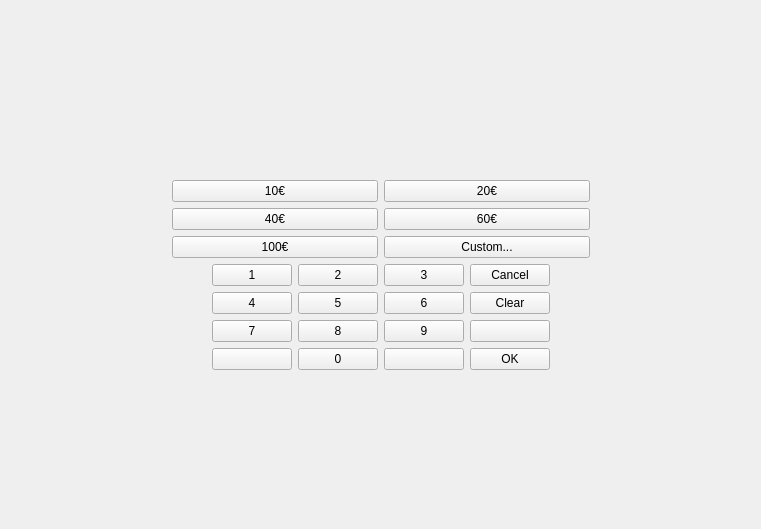
Above: frontend/forms/withdraw.ui from tvt23-pankkiprojekti/SPO_Group11 before the change. Below: the same form after it.
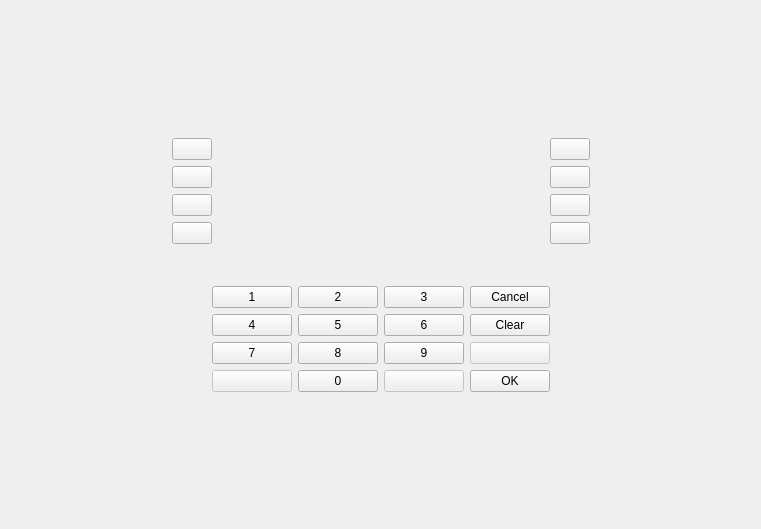
That is the form after the change.

Commit message: add stylesheet to withdraw and status

What changed in the file:
```diff
--- a/frontend/forms/withdraw.ui
+++ b/frontend/forms/withdraw.ui
@@ -15,84 +15,173 @@
   </property>
   <layout class="QGridLayout" name="gridLayout">
    <item row="1" column="1">
-    <layout class="QHBoxLayout" name="info">
+    <layout class="QVBoxLayout" name="ui">
      <item>
-      <widget class="QLabel" name="label_name">
+      <widget class="QWidget" name="upper_container" native="true">
+       <layout class="QHBoxLayout" name="upper_container">
+        <item>
+         <widget class="QWidget" name="left_buttons" native="true">
+          <layout class="QVBoxLayout" name="left_buttons">
+           <item>
+            <widget class="QPushButton" name="button_0">
        <property name="text">
         <string/>
        </property>
       </widget>
      </item>
      <item>
-      <widget class="QLabel" name="label_amount">
+            <widget class="QPushButton" name="button_2">
        <property name="text">
         <string/>
        </property>
-       <property name="alignment">
-        <set>Qt::AlignCenter</set>
-       </property>
       </widget>
      </item>
      <item>
-      <widget class="QLabel" name="label_balance">
+            <widget class="QPushButton" name="button_4">
        <property name="text">
         <string/>
        </property>
-       <property name="alignment">
-        <set>Qt::AlignRight|Qt::AlignTrailing|Qt::AlignVCenter</set>
+            </widget>
+           </item>
+           <item>
+            <widget class="QPushButton" name="button_6">
+             <property name="text">
+              <string/>
        </property>
       </widget>
      </item>
     </layout>
-   </item>
-   <item row="2" column="1">
-    <layout class="QGridLayout" name="buttons">
-     <item row="2" column="0">
-      <widget class="QPushButton" name="amount_100">
-       <property name="text">
-        <string>100€</string>
-       </property>
-      </widget>
-     </item>
-     <item row="1" column="1">
-      <widget class="QPushButton" name="amount_60">
-       <property name="text">
-        <string>60€</string>
-       </property>
-      </widget>
-     </item>
-     <item row="0" column="1">
-      <widget class="QPushButton" name="amount_20">
-       <property name="text">
-        <string>20€</string>
-       </property>
-      </widget>
-     </item>
+         </widget>
+        </item>
+        <item>
+         <widget class="QWidget" name="label_container" native="true">
+          <layout class="QGridLayout" name="labels">
      <item row="0" column="0">
-      <widget class="QPushButton" name="amount_10">
+            <widget class="QLabel" name="label_0">
        <property name="text">
-        <string>10€</string>
+              <string/>
+             </property>
+            </widget>
+           </item>
+           <item row="3" column="2">
+            <widget class="QLabel" name="label_7">
+             <property name="text">
+              <string/>
+             </property>
+             <property name="alignment">
+              <set>Qt::AlignRight|Qt::AlignTrailing|Qt::AlignVCenter</set>
+             </property>
+            </widget>
+           </item>
+           <item row="3" column="0">
+            <widget class="QLabel" name="label_6">
+             <property name="text">
+              <string/>
        </property>
       </widget>
      </item>
      <item row="1" column="0">
-      <widget class="QPushButton" name="amount_40">
+            <widget class="QLabel" name="label_2">
        <property name="text">
-        <string>40€</string>
+              <string/>
        </property>
       </widget>
      </item>
-     <item row="2" column="1">
-      <widget class="QPushButton" name="amount_custom">
+           <item row="1" column="2">
+            <widget class="QLabel" name="label_3">
        <property name="text">
-        <string>Custom...</string>
-       </property>
-      </widget>
-     </item>
-    </layout>
+              <string/>
+             </property>
+             <property name="alignment">
+              <set>Qt::AlignRight|Qt::AlignTrailing|Qt::AlignVCenter</set>
+             </property>
+            </widget>
+           </item>
+           <item row="2" column="0">
+            <widget class="QLabel" name="label_4">
+             <property name="text">
+              <string/>
+             </property>
+            </widget>
+           </item>
+           <item row="0" column="2">
+            <widget class="QLabel" name="label_1">
+             <property name="text">
+              <string/>
+             </property>
+             <property name="alignment">
+              <set>Qt::AlignRight|Qt::AlignTrailing|Qt::AlignVCenter</set>
+             </property>
+            </widget>
    </item>
    <item row="2" column="2">
-    <spacer name="horizontalSpacer_4">
+            <widget class="QLabel" name="label_5">
+             <property name="text">
+              <string/>
+             </property>
+             <property name="alignment">
+              <set>Qt::AlignRight|Qt::AlignTrailing|Qt::AlignVCenter</set>
+             </property>
+            </widget>
+           </item>
+           <item row="2" column="1">
+            <spacer name="horizontalSpacer_5">
+             <property name="orientation">
+              <enum>Qt::Horizontal</enum>
+             </property>
+             <property name="sizeHint" stdset="0">
+              <size>
+               <width>40</width>
+               <height>20</height>
+              </size>
+             </property>
+            </spacer>
+           </item>
+          </layout>
+         </widget>
+        </item>
+        <item>
+         <widget class="QWidget" name="right_buttons" native="true">
+          <layout class="QVBoxLayout" name="right_buttons">
+           <item>
+            <widget class="QPushButton" name="button_1">
+             <property name="text">
+              <string/>
+             </property>
+            </widget>
+           </item>
+           <item>
+            <widget class="QPushButton" name="button_3">
+             <property name="text">
+              <string/>
+             </property>
+            </widget>
+           </item>
+           <item>
+            <widget class="QPushButton" name="button_5">
+             <property name="text">
+              <string/>
+             </property>
+            </widget>
+           </item>
+           <item>
+            <widget class="QPushButton" name="button_7">
+             <property name="text">
+              <string/>
+             </property>
+            </widget>
+           </item>
+          </layout>
+         </widget>
+        </item>
+       </layout>
+      </widget>
+     </item>
+     <item>
+      <widget class="QWidget" name="lower_container" native="true">
+       <layout class="QGridLayout" name="lower">
+        <item row="0" column="2">
+         <spacer name="horizontalSpacer_2">
      <property name="orientation">
       <enum>Qt::Horizontal</enum>
      </property>
@@ -105,31 +194,26 @@
     </spacer>
    </item>
    <item row="0" column="1">
-    <spacer name="verticalSpacer">
-     <property name="orientation">
-      <enum>Qt::Vertical</enum>
-     </property>
-     <property name="sizeHint" stdset="0">
-      <size>
-       <width>20</width>
-       <height>40</height>
-      </size>
-     </property>
-    </spacer>
-   </item>
-   <item row="3" column="1">
+         <widget class="QWidget" name="keypad_container" native="true">
     <layout class="QGridLayout" name="keypad">
-     <item row="0" column="1">
-      <widget class="QPushButton" name="pad_1">
+           <item row="0" column="4">
+            <widget class="QPushButton" name="pad_cancel">
        <property name="text">
-        <string>1</string>
+              <string>Cancel</string>
        </property>
       </widget>
      </item>
-     <item row="1" column="2">
-      <widget class="QPushButton" name="pad_5">
+           <item row="0" column="3">
+            <widget class="QPushButton" name="pad_3">
        <property name="text">
-        <string>5</string>
+              <string>3</string>
+             </property>
+            </widget>
+           </item>
+           <item row="2" column="0">
+            <widget class="QPushButton" name="pad_7">
+             <property name="text">
+              <string>7</string>
        </property>
       </widget>
      </item>
@@ -138,15 +222,6 @@
        <property name="text">
         <string>OK</string>
        </property>
-       <property name="autoDefault">
-        <bool>false</bool>
-       </property>
-       <property name="default">
-        <bool>false</bool>
-       </property>
-       <property name="flat">
-        <bool>false</bool>
-       </property>
       </widget>
      </item>
      <item row="0" column="2">
@@ -156,54 +231,61 @@
        </property>
       </widget>
      </item>
-     <item row="2" column="2">
-      <widget class="QPushButton" name="pad_8">
-       <property name="text">
-        <string>8</string>
-       </property>
-      </widget>
-     </item>
-     <item row="1" column="0">
-      <spacer name="horizontalSpacer">
-       <property name="orientation">
-        <enum>Qt::Horizontal</enum>
-       </property>
-       <property name="sizeHint" stdset="0">
-        <size>
-         <width>40</width>
-         <height>20</height>
-        </size>
-       </property>
-      </spacer>
-     </item>
-     <item row="0" column="4">
-      <widget class="QPushButton" name="pad_cancel">
-       <property name="text">
-        <string>Cancel</string>
-       </property>
-      </widget>
-     </item>
-     <item row="2" column="4">
-      <widget class="QPushButton" name="pad_empty_2">
+           <item row="3" column="0">
+            <widget class="QPushButton" name="pad_empty_0">
+             <property name="enabled">
+              <bool>false</bool>
+             </property>
        <property name="text">
         <string/>
        </property>
       </widget>
      </item>
-     <item row="3" column="2">
-      <widget class="QPushButton" name="pad_0">
-       <property name="text">
-        <string>0</string>
-       </property>
-      </widget>
-     </item>
      <item row="3" column="3">
       <widget class="QPushButton" name="pad_empty_1">
+             <property name="enabled">
+              <bool>false</bool>
+             </property>
        <property name="text">
         <string/>
        </property>
       </widget>
      </item>
+           <item row="1" column="0">
+            <widget class="QPushButton" name="pad_4">
+             <property name="text">
+              <string>4</string>
+             </property>
+            </widget>
+           </item>
+           <item row="0" column="0">
+            <widget class="QPushButton" name="pad_1">
+             <property name="text">
+              <string>1</string>
+             </property>
+            </widget>
+           </item>
+           <item row="3" column="2">
+            <widget class="QPushButton" name="pad_0">
+             <property name="text">
+              <string>0</string>
+             </property>
+            </widget>
+           </item>
+           <item row="2" column="2">
+            <widget class="QPushButton" name="pad_8">
+             <property name="text">
+              <string>8</string>
+             </property>
+            </widget>
+           </item>
+           <item row="1" column="2">
+            <widget class="QPushButton" name="pad_5">
+             <property name="text">
+              <string>5</string>
+             </property>
+            </widget>
+           </item>
      <item row="1" column="3">
       <widget class="QPushButton" name="pad_6">
        <property name="text">
@@ -211,27 +293,6 @@
        </property>
       </widget>
      </item>
-     <item row="1" column="4">
-      <widget class="QPushButton" name="pad_clear">
-       <property name="text">
-        <string>Clear</string>
-       </property>
-      </widget>
-     </item>
-     <item row="3" column="1">
-      <widget class="QPushButton" name="pad_empty_0">
-       <property name="text">
-        <string/>
-       </property>
-      </widget>
-     </item>
-     <item row="2" column="1">
-      <widget class="QPushButton" name="pad_7">
-       <property name="text">
-        <string>7</string>
-       </property>
-      </widget>
-     </item>
      <item row="2" column="3">
       <widget class="QPushButton" name="pad_9">
        <property name="text">
@@ -239,22 +300,28 @@
        </property>
       </widget>
      </item>
-     <item row="0" column="3">
-      <widget class="QPushButton" name="pad_3">
+           <item row="2" column="4">
+            <widget class="QPushButton" name="pad_empty_2">
+             <property name="enabled">
+              <bool>false</bool>
+             </property>
        <property name="text">
-        <string>3</string>
+              <string/>
        </property>
       </widget>
      </item>
-     <item row="1" column="1">
-      <widget class="QPushButton" name="pad_4">
+           <item row="1" column="4">
+            <widget class="QPushButton" name="pad_clear">
        <property name="text">
-        <string>4</string>
+              <string>Clear</string>
        </property>
       </widget>
      </item>
-     <item row="1" column="5">
-      <spacer name="horizontalSpacer_2">
+          </layout>
+         </widget>
+        </item>
+        <item row="0" column="0">
+         <spacer name="horizontalSpacer">
        <property name="orientation">
         <enum>Qt::Horizontal</enum>
        </property>
@@ -267,8 +334,11 @@
       </spacer>
      </item>
     </layout>
-   </item>
-   <item row="2" column="0">
+      </widget>
+     </item>
+    </layout>
+   </item>
+   <item row="1" column="0">
     <spacer name="horizontalSpacer_3">
      <property name="orientation">
       <enum>Qt::Horizontal</enum>
@@ -281,7 +351,20 @@
      </property>
     </spacer>
    </item>
-   <item row="4" column="1">
+   <item row="2" column="1">
+    <spacer name="verticalSpacer">
+     <property name="orientation">
+      <enum>Qt::Vertical</enum>
+     </property>
+     <property name="sizeHint" stdset="0">
+      <size>
+       <width>20</width>
+       <height>40</height>
+      </size>
+     </property>
+    </spacer>
+   </item>
+   <item row="0" column="1">
     <spacer name="verticalSpacer_2">
      <property name="orientation">
       <enum>Qt::Vertical</enum>
@@ -294,6 +377,19 @@
      </property>
     </spacer>
    </item>
+   <item row="1" column="2">
+    <spacer name="horizontalSpacer_4">
+     <property name="orientation">
+      <enum>Qt::Horizontal</enum>
+     </property>
+     <property name="sizeHint" stdset="0">
+      <size>
+       <width>40</width>
+       <height>20</height>
+      </size>
+     </property>
+    </spacer>
+   </item>
   </layout>
  </widget>
  <resources/>
```
Lines whose indentation alone changed are shown as unchanged. The commit also changes 9 other files.
